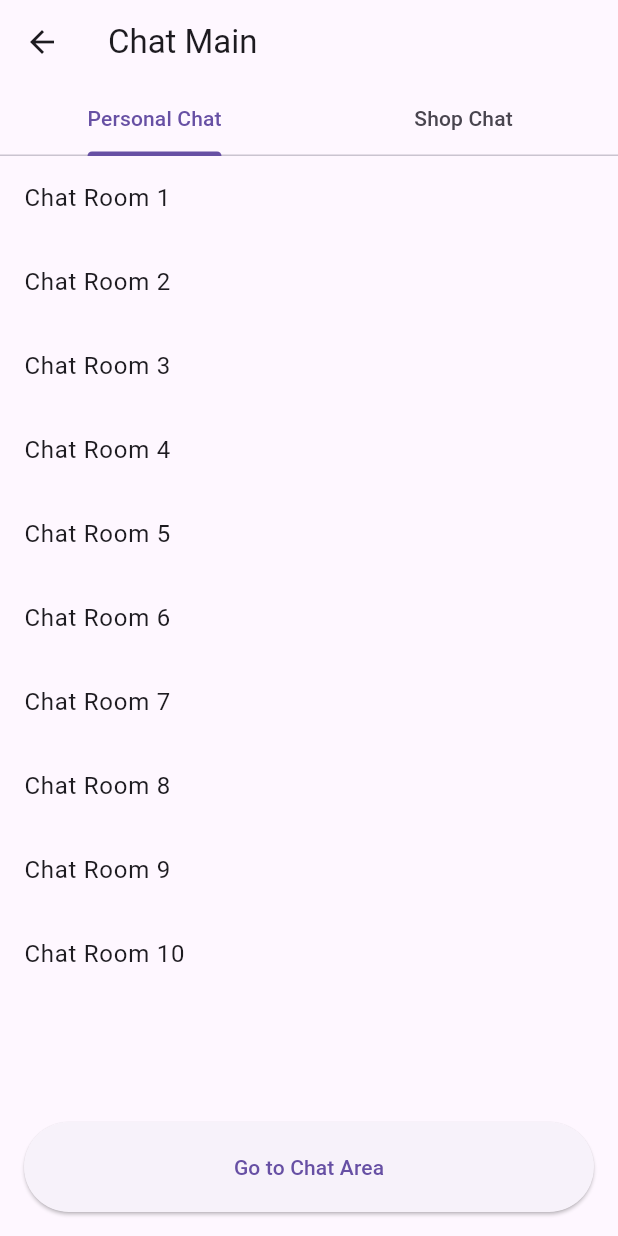
After one commit to dananjaya2002/flutter_service_advertising_app, a Flutter app: the screen it shows after launch, after a tap on "Customer", on a phone screen of 412 x 824 dp. The commit adds this screen. Run offline on Flutter 3.47's test engine with Material 3 defaults, Android fonts, the phone set to English and light mode, and no system bars; our stand-ins replace cloud_firestore, firebase_auth, firebase_core; accounts and stored records are empty.

Commit message:
Created base flow for User Chat Section Now Required Data will go through the screen till textChatScreen.dart

```diff
--- /dev/null
+++ b/lib/models/chatModels/chatUser.dart
@@ -0,0 +1,8 @@
+// lib/models/chatModels/chatUser.dart
+class ChatUser {
+  final String userID;
+  final String? userRole;
+  final String chatRoomID;
+
+  ChatUser({required this.userID, this.userRole, required this.chatRoomID});
+}
--- /dev/null
+++ b/lib/screens/chatScreens/chatMain.dart
@@ -0,0 +1,33 @@
+import 'package:flutter/material.dart';
+import 'privateChatScreen.dart';
+import 'serviceChatScreen.dart';
+import '../../models/chatModels/chatUser.dart';
+
+class ChatMain extends StatelessWidget {
+  final ChatUser chatUser;
+
+  const ChatMain({Key? key, required this.chatUser}) : super(key: key);
+
+  @override
+  Widget build(BuildContext context) {
+    return DefaultTabController(
+      length: 2, // Two tabs: Private and Service
+      child: Scaffold(
+        appBar: AppBar(
+          title: Text('Chat Main'),
+          bottom: TabBar(
+            tabs: [Tab(text: 'Personal Chat'), Tab(text: 'Shop Chat')],
+          ),
+        ),
+        body: TabBarView(
+          children: [
+            // Passing userID to the Personal chat tab.
+            PrivateChatScreen(chatUser: chatUser),
+            // For now, ServiceChatScreen can be a placeholder.
+            ServiceChatScreen(chatUser: chatUser),
+          ],
+        ),
+      ),
+    );
+  }
+}
--- /dev/null
+++ b/lib/screens/chatScreens/dev_ChatSimulator.dart
@@ -0,0 +1,122 @@
+import 'package:flutter/material.dart';
+import 'package:cloud_firestore/cloud_firestore.dart';
+import 'package:test_2/screens/chatScreens/chatMain.dart';
+import '../../models/chatModels/chatUser.dart';
+
+class DevChatSimulator extends StatelessWidget {
+  const DevChatSimulator({super.key});
+
+  // Two variables storing the IDs.
+  final String customerID = "9682ySNqk0txuAGq75JI";
+  final String serviceProviderID = "Idgkdk2tkKPEplx46z3h";
+  final String chatRoomID = "Njf6u4bzzDIcSLKEtLz7";
+
+  // Function to create a chat room document in Firestore.
+  Future<void> createChatRoom() async {
+    // Prepare the document data.
+    Map<String, dynamic> chatRoomData = {
+      "customer": {
+        "docRef": customerID,
+        "name": "Isuru Kumarasinghe",
+        "profileImageUrl":
+            "https://cdn.pixabay.com/photo/2018/04/04/23/21/glass-3291449_1280.jpg",
+        "lastMessage":
+            "https://res.cloudinary.com/dpjdmbozt/image/upload/v1742549217/ia5fjlppoblcxzo6leba.jpg",
+        "lastUpdatedTime": "2025-03-12T12:45:53+05:30",
+        "sendedTime": "2025-03-21T12:28:05+05:30",
+      },
+      "serviceProvider": {
+        "docRef": serviceProviderID,
+        "name": "Negombo Auto Experts",
+        "profileImageUrl":
+            "https://images.unsplash.com/photo-1606577924006-27d39b132ae2?q=80&w=1976&auto=format&fit=crop&ixlib=rb-4.0.3&ixid=M3wxMjA3fDB8MHxwaG90by1wYWdlfHx8fGVufDB8fHx8fA%3D%3D",
+        "timestamp": "2025-03-21T14:56:57+05:30",
+      },
+    };
+
+    // Create the document in Firestore.
+    try {
+      await FirebaseFirestore.instance.collection("ChatRoom").add(chatRoomData);
+    } catch (e) {
+      print("Error creating chat room: $e");
+      throw Exception("Error creating chat room: $e");
+    }
+  }
+
+  // Navigate to ChatMain, passing only the userID.
+  void navigateToChatMain(BuildContext context, String userID) {
+    // For demonstration, we assign a placeholder chatRoomID.
+    ChatUser chatUser = ChatUser(
+      userID: userID,
+      userRole: "",
+      chatRoomID: chatRoomID,
+    );
+    Navigator.push(
+      context,
+      MaterialPageRoute(builder: (_) => ChatMain(chatUser: chatUser)),
+    );
+  }
+
+  @override
+  Widget build(BuildContext context) {
+    return Scaffold(
+      appBar: AppBar(title: const Text('Chat Simulator')),
+      body: Padding(
+        padding: const EdgeInsets.all(16.0), // Adds margins around the buttons.
+        child: Column(
+          mainAxisAlignment: MainAxisAlignment.center,
+          children: [
+            // Customer button: full width, extra height.
+            SizedBox(
+              width: double.infinity,
+              height: 60,
+              child: ElevatedButton(
+                onPressed: () {
+                  navigateToChatMain(context, customerID);
+                },
+                child: const Text('Customer'),
+              ),
+            ),
+            const SizedBox(height: 20),
+            // Service Provider button: full width, extra height.
+            SizedBox(
+              width: double.infinity,
+              height: 60,
+              child: ElevatedButton(
+                onPressed: () {
+                  navigateToChatMain(context, serviceProviderID);
+                },
+                child: const Text('Service Provider'),
+              ),
+            ),
+          ],
+        ),
+      ),
+      // // Bottom button: Anchored at the bottom center.
+      // bottomNavigationBar: Padding(
+      //   padding: const EdgeInsets.all(16.0), // Margin for the bottom button.
+      //   child: SizedBox(
+      //     width: double.infinity,
+      //     height: 60,
+      //     child: ElevatedButton(
+      //       onPressed: () async {
+      //         try {
+      //           await createChatRoom();
+      //           ScaffoldMessenger.of(context).showSnackBar(
+      //             const SnackBar(
+      //               content: Text('Chat Room created successfully'),
+      //             ),
+      //           );
+      //         } catch (e) {
+      //           ScaffoldMessenger.of(
+      //             context,
+      //           ).showSnackBar(SnackBar(content: Text('Error: $e')));
+      //         }
+      //       },
+      //       child: const Text('Create a Chat Room'),
+      //     ),
+      //   ),
+      // ),
+    );
+  }
+}
--- /dev/null
+++ b/lib/screens/chatScreens/privateChatScreen.dart
@@ -0,0 +1,56 @@
+import 'package:flutter/material.dart';
+import 'package:test_2/screens/chatScreens/textChatArea.dart';
+import '../../models/chatModels/chatUser.dart';
+
+class PrivateChatScreen extends StatelessWidget {
+  final ChatUser chatUser;
+
+  const PrivateChatScreen({Key? key, required this.chatUser}) : super(key: key);
+
+  @override
+  Widget build(BuildContext context) {
+    return Column(
+      children: [
+        // Simulated list of chat rooms or messages.
+        Expanded(
+          child: ListView.builder(
+            itemCount: 10,
+            itemBuilder: (context, index) {
+              return ListTile(
+                title: Text('Chat Room ${index + 1}'),
+                onTap: () {
+                  // Optionally, you could navigate to TextChatArea here as well.
+                },
+              );
+            },
+          ),
+        ),
+        // Button to navigate to the TextChatArea (chat interface).
+        Padding(
+          padding: const EdgeInsets.all(16.0),
+          child: SizedBox(
+            width: double.infinity,
+            height: 60,
+            child: ElevatedButton(
+              onPressed: () {
+                // Create a new ChatUser with an updated userRole value.
+                ChatUser updatedChatUser = ChatUser(
+                  userID: chatUser.userID,
+                  userRole: "personal", // Set the desired role here.
+                  chatRoomID: chatUser.chatRoomID,
+                );
+                Navigator.push(
+                  context,
+                  MaterialPageRoute(
+                    builder: (_) => TextChatArea(chatUser: updatedChatUser),
+                  ),
+                );
+              },
+              child: const Text("Go to Chat Area"),
+            ),
+          ),
+        ),
+      ],
+    );
+  }
+}
--- a/pubspec.yaml
+++ b/pubspec.yaml
@@ -36,6 +36,7 @@ dependencies:
   # The following adds the Cupertino Icons font to your application.
   # Use with the CupertinoIcons class for iOS style icons.
   cupertino_icons: ^1.0.8
+  cloud_firestore: ^5.6.5
 
 dev_dependencies:
   flutter_test:
```
Also changed, not shown: lib/main.dart (+123 -62 lines), lib/screens/chatScreens/serviceChatScreen.dart (added, +55 -0 lines), lib/screens/chatScreens/textChatArea.dart (added, +24 -0 lines), pubspec.lock, 1 other file.
